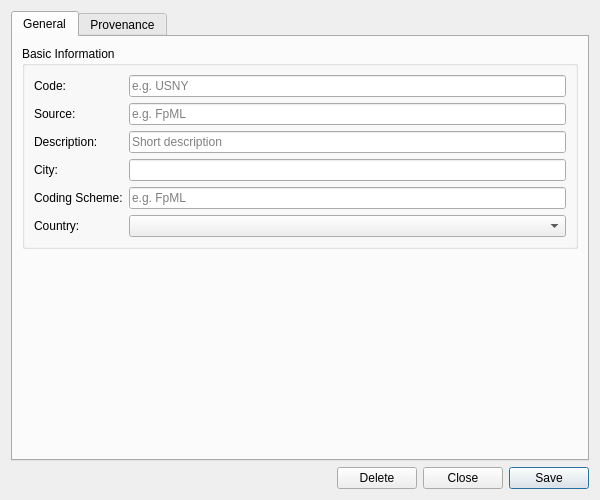
Before: the Qt Designer form projects/ores.qt/refdata/ui/BusinessCentreDetailDialog.ui in OreStudio/OreStudio, drawn with Qt 5.
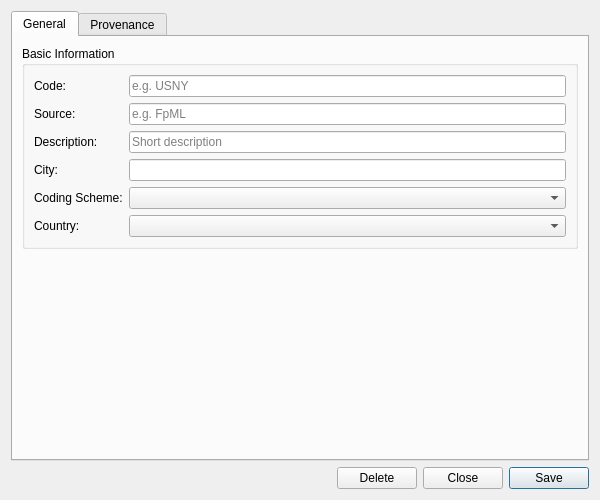
After: the same form once the commit is applied. Custom widgets are drawn as their Qt base class.

Commit message: [refdata] Fix business_centre pagination, coding-scheme combo, and country flag

```diff
--- a/projects/ores.qt/refdata/ui/BusinessCentreDetailDialog.ui
+++ b/projects/ores.qt/refdata/ui/BusinessCentreDetailDialog.ui
@@ -105,9 +105,9 @@
            </widget>
           </item>
           <item row="4" column="1">
-           <widget class="QLineEdit" name="codingSchemeEdit">
-            <property name="placeholderText">
-             <string>e.g. FpML</string>
+           <widget class="QComboBox" name="codingSchemeCombo">
+            <property name="insertPolicy">
+             <enum>QComboBox::NoInsert</enum>
             </property>
            </widget>
           </item>
```
The commit also changes 17 other files.
